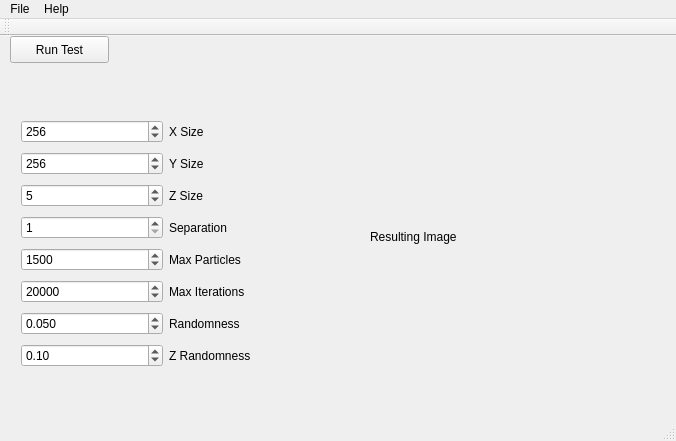
First picture: the form in mainwindow.ui, repository rbaravalle/porous_generation, before the edit.
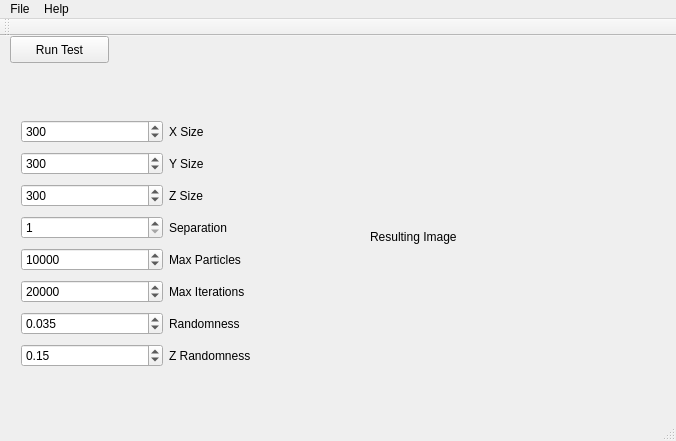
Second picture: the form after the edit.

Commit message: Adapted parameters for vertebral bone generator

```diff
--- a/mainwindow.ui
+++ b/mainwindow.ui
@@ -60,7 +60,7 @@
         <number>512</number>
        </property>
        <property name="value">
-        <number>256</number>
+        <number>300</number>
        </property>
       </widget>
      </item>
@@ -80,7 +80,7 @@
         <number>512</number>
        </property>
        <property name="value">
-        <number>256</number>
+        <number>300</number>
        </property>
       </widget>
      </item>
@@ -104,13 +104,13 @@
         <number>1</number>
        </property>
        <property name="maximum">
-        <number>100000</number>
+        <number>1000000</number>
        </property>
        <property name="singleStep">
         <number>1</number>
        </property>
        <property name="value">
-        <number>1500</number>
+        <number>10000</number>
        </property>
       </widget>
      </item>
@@ -137,7 +137,7 @@
         <number>512</number>
        </property>
        <property name="value">
-        <number>5</number>
+        <number>300</number>
        </property>
       </widget>
      </item>
@@ -150,7 +150,7 @@
         <double>0.050000000000000</double>
        </property>
        <property name="value">
-        <double>0.100000000000000</double>
+        <double>0.150000000000000</double>
        </property>
       </widget>
      </item>
@@ -166,7 +166,7 @@
         <double>0.050000000000000</double>
        </property>
        <property name="value">
-        <double>0.050000000000000</double>
+        <double>0.035000000000000</double>
        </property>
       </widget>
      </item>
```
Left out of the diff: 2 changed lines with no effect on the pictures. The commit also changes 2 other files.
